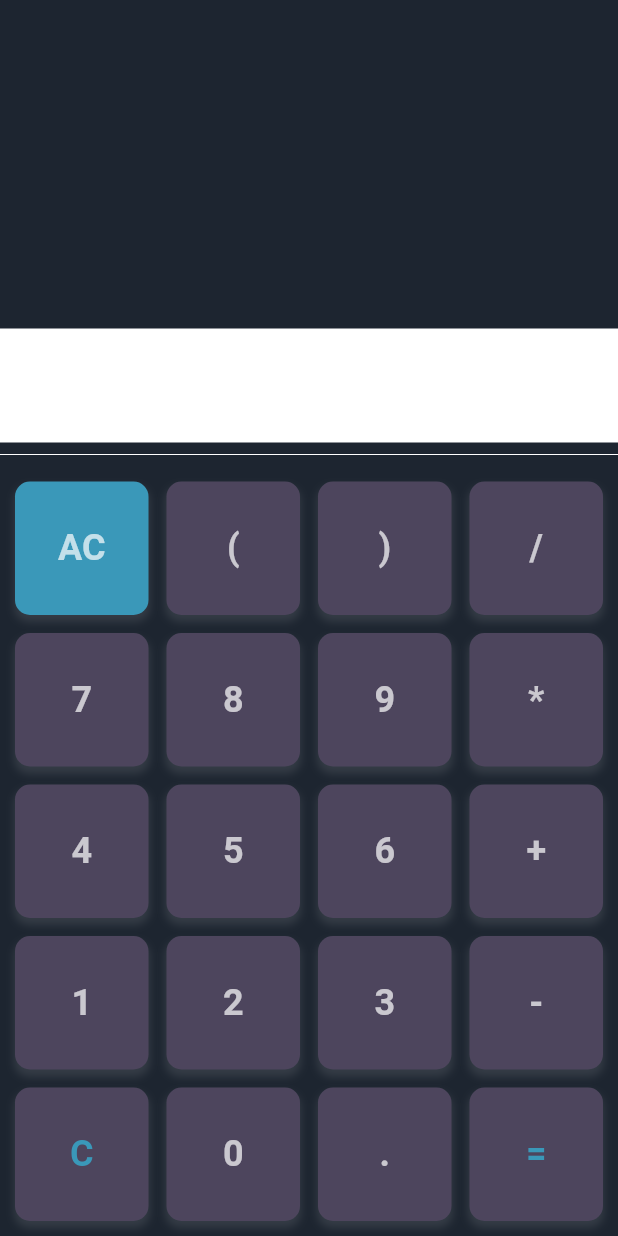
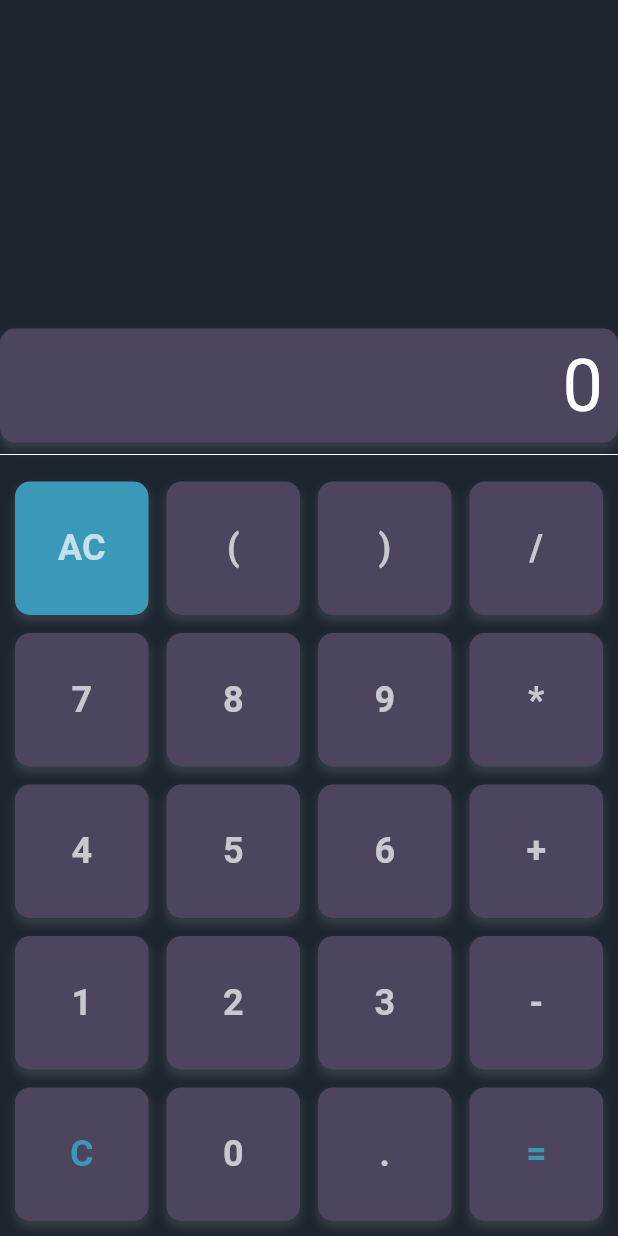
Before and after one commit to Thecaracter/calculator_flutter, a Flutter app: the screen it shows after launch, on a phone screen of 412 x 824 dp. Run offline on Flutter 3.47's test engine with Material 2 defaults, Android fonts, the phone set to English and light mode, and no system bars; our stand-ins replace math_expressions.

Commit message:
warnanya aja kurang

```diff
--- a/lib/calculator.dart
+++ b/lib/calculator.dart
@@ -59,9 +59,21 @@ class _CalculatorState extends State<Calculator> {
                     ),
                   ),
                   Container(
-                    color: Colors.white,
+                    // color: Color(0xff4D455D),
                     padding: EdgeInsets.all(10),
                     alignment: Alignment.centerRight,
+                    decoration: BoxDecoration(
+                      color: Color(0xff4D455D),
+                      borderRadius: BorderRadius.circular(10),
+                      boxShadow: [
+                        BoxShadow(
+                          color: Colors.white.withOpacity(0.1),
+                          blurRadius: 4,
+                          spreadRadius: 0.5,
+                          offset: Offset(0, 4),
+                        )
+                      ],
+                    ),
                     child: Text(
                       result,
                       style: TextStyle(
--- a/lib/main.dart
+++ b/lib/main.dart
@@ -11,6 +11,7 @@ class MyApp extends StatelessWidget {
   @override
   Widget build(BuildContext context) {
     return MaterialApp(
+      debugShowCheckedModeBanner: false,
       home: const Calculator(),
     );
   }
```
